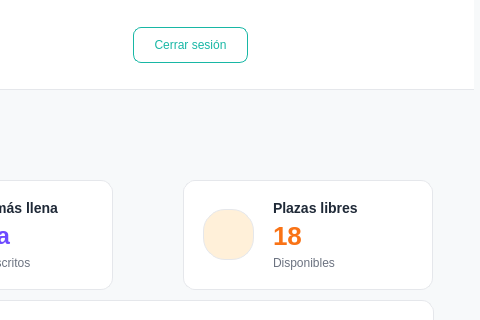
First picture: the form in Proyecto/src/vista/Ui/interfaz_entrenador_ocupacionClases.ui, repository smonts01/Ingenieria-del-software, before the edit; both pictures show x 727 to 1207 and y 0 to 320 of the 1207 by 699 pixel window.
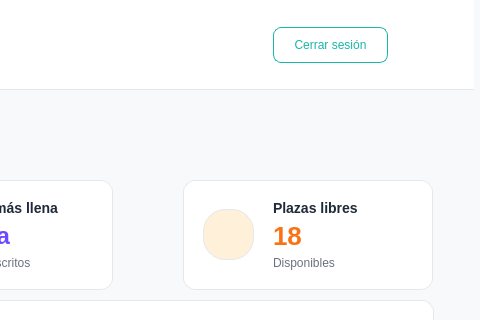
Second picture: the form after the edit. Icons and pictures are not drawn.

Diff of the .ui file:
```diff
--- a/Proyecto/src/vista/Ui/interfaz_entrenador_ocupacionClases.ui
+++ b/Proyecto/src/vista/Ui/interfaz_entrenador_ocupacionClases.ui
@@ -151,7 +151,7 @@
     <widget class="QPushButton" name="btnCerrarSesion">
      <property name="geometry">
       <rect>
-       <x>860</x>
+       <x>1000</x>
        <y>27</y>
        <width>115</width>
        <height>36</height>
```
